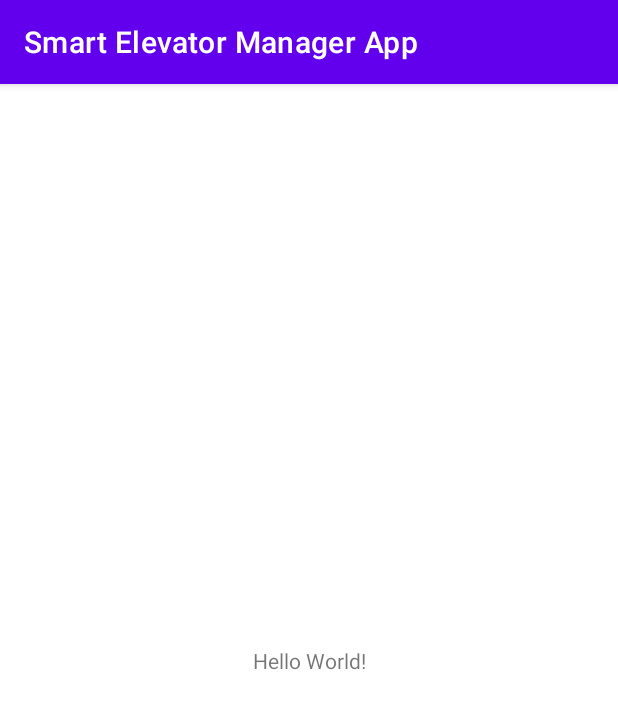
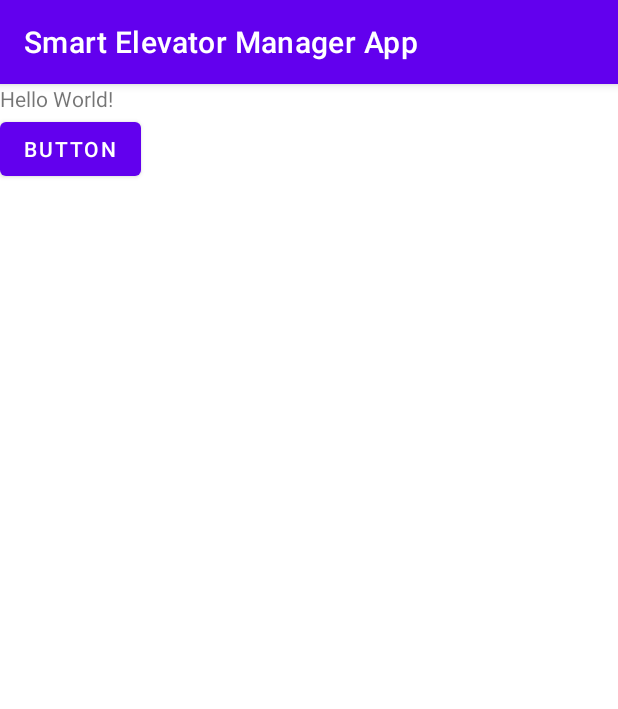
Before and after one commit to josephBG9/smartEleApp, an Android app: the screen it shows after launch (MainActivity), on a phone screen of 412 x 824 dp. Shown: the top 709 px of the screen. Run offline under Robolectric (Android 15) with nearby library versions, the phone set to English and light mode, and no system bars.

Commit message:
Network selection between wifi and mobile is not success. But for referencing, I commit this un-fully functional version.

```diff
--- a/app/build.gradle
+++ b/app/build.gradle
@@ -8,7 +8,7 @@ android {
 
     defaultConfig {
         applicationId "kr.ac.ut.smartelevator.app"
-        minSdkVersion 24
+        minSdkVersion 29
         targetSdkVersion 30
         versionCode 1
         versionName "1.0"
--- a/app/src/main/AndroidManifest.xml
+++ b/app/src/main/AndroidManifest.xml
@@ -3,12 +3,18 @@
     package="kr.ac.ut.smartelevator.app">
 
     <uses-permission android:name="android.permission.INTERNET"/>
+    <uses-permission android:name="android.permission.ACCESS_NETWORK_STATE" />
+    <uses-permission android:name="android.permission.ACCESS_WIFI_STATE"/>
+    <uses-permission android:name="android.permission.CHANGE_NETWORK_STATE"/>
+    <uses-permission android:name="android.permission.CHANGE_WIFI_STATE"/>
+
     <application
         android:allowBackup="true"
         android:icon="@mipmap/ic_launcher"
         android:label="@string/app_name"
         android:roundIcon="@mipmap/ic_launcher_round"
         android:supportsRtl="true"
+        android:usesCleartextTraffic="true"
         android:theme="@style/Theme.SmartElevatorManagerApp">
         <activity android:name=".MainActivity">
             <intent-filter>
--- a/app/src/main/java/kr/ac/ut/smartelevator/app/MainActivity.java
+++ b/app/src/main/java/kr/ac/ut/smartelevator/app/MainActivity.java
@@ -3,12 +3,20 @@ package kr.ac.ut.smartelevator.app;
 import androidx.appcompat.app.AppCompatActivity;
 import androidx.core.os.HandlerCompat;
 
+import android.content.Context;
+import android.net.ConnectivityManager;
+import android.net.Network;
+import android.net.NetworkInfo;
 import android.os.Bundle;
 import android.os.Handler;
 import android.os.Looper;
 import android.os.Message;
+import android.telephony.CarrierConfigManager;
 import android.util.Log;
+import android.view.View;
 
+import org.json.JSONArray;
+import org.json.JSONException;
 import org.json.JSONObject;
 
 import java.util.concurrent.ExecutorService;
@@ -18,25 +26,56 @@ import kr.ac.ut.smartelevator.common.HandlerCallback;
 import kr.ac.ut.smartelevator.sock.SockClient;
 
 public class  MainActivity extends AppCompatActivity implements HandlerCallback {
-
+    SockClient client;
     @Override
     protected void onCreate(Bundle savedInstanceState) {
         super.onCreate(savedInstanceState);
         setContentView(R.layout.activity_main);
 
+        ConnectivityManager connMgr = (ConnectivityManager)getSystemService(Context.CONNECTIVITY_SERVICE);
+
+        Log.i("ELEVATOR","App is started.");
+
         Handler handler = HandlerCompat.createAsync(Looper.getMainLooper());
         ExecutorService executorService = Executors.newFixedThreadPool(4);
-        SockClient client = new SockClient(executorService, handler, this);
+        client = new SockClient(executorService, handler, this, this);
         client.getElevatorErrorCode("192.168.5.5", 5000);
+        //client.getElevatorErrorCode("210.119.145.6", 80);
+/*
+        ConnectivityManager connMgr = (ConnectivityManager)getSystemService(Context.CONNECTIVITY_SERVICE);
+        for(Network network : connMgr.getAllNetworks()) {
+            NetworkInfo networkInfo = connMgr.getNetworkInfo(network);
+            if(networkInfo.getType() == ConnectivityManager.TYPE_MOBILE) {
+                Log.i("ELEVATOR","Mobile Netork Type : binding process to this network");
+                connMgr.bindProcessToNetwork(network);
+            }
+        } */
+
+
+
 
 
     }
 
     @Override
     public void handleMessage(Message msg) {
+        Log.i("ELEVATOR","Handler.....");
         if(msg.what == HandlerCallback.ELEVATOR_ERR_CODE) {
-            Log.i("ELEVATOR ERROR ", ((JSONObject)msg.obj).toString());
+            JSONObject obj = (JSONObject)msg.obj;
+            try {
+                JSONArray erlist = obj.getJSONArray("lift_err");
+                Log.i("ELEVATOR","N of Error Code in Array : " + erlist.length());
+            } catch (JSONException e) {
+                e.printStackTrace();
+            }
+
+            Log.i("ELEVATOR", ((JSONObject)msg.obj).toString());
         }
 
     }
+
+    public void onClick(View v) {
+        client.getElevatorErrorCode("192.168.5.5", 5000);
+        //client.getElevatorErrorCode("210.119.145.6", 80);
+    }
 }
--- a/app/src/main/java/kr/ac/ut/smartelevator/sock/SockClient.java
+++ b/app/src/main/java/kr/ac/ut/smartelevator/sock/SockClient.java
@@ -1,14 +1,26 @@
 package kr.ac.ut.smartelevator.sock;
 
+import android.content.Context;
+import android.net.ConnectivityManager;
+import android.net.LinkProperties;
+import android.net.Network;
+import android.net.NetworkCapabilities;
+import android.net.NetworkInfo;
+import android.net.NetworkRequest;
+import android.net.wifi.WifiManager;
 import android.os.Handler;
 import android.os.Message;
 import android.util.Log;
+
+import androidx.annotation.NonNull;
 
 import org.json.JSONArray;
 import org.json.JSONException;
 import org.json.JSONObject;
 
 import java.io.IOException;
+import java.net.InetSocketAddress;
+import java.net.NetworkInterface;
 import java.net.Socket;
 import java.nio.ByteBuffer;
 import java.nio.ByteOrder;
@@ -29,10 +41,58 @@ public class SockClient {
     private ExecutorService executorService;
     private HandlerCallback msgProc;
 
-    public SockClient(ExecutorService executorService, Handler handler, HandlerCallback proc) {
+    private boolean flag;
+    private ConnectivityManager connMgr;
+    private Object syncObj;
+    private WifiManager wifiManager;
+
+    public SockClient(ExecutorService executorService, Handler handler, HandlerCallback proc, Context context){ // }, ConnectivityManager conn) {
         this.executorService = executorService;
         this.handler = handler;
         msgProc = proc;
+
+       flag = false;
+       connMgr = (ConnectivityManager)context.getSystemService(Context.CONNECTIVITY_SERVICE);
+       syncObj = new Object();
+       wifiManager = (WifiManager)context.getSystemService(Context.WIFI_SERVICE);
+
+        NetworkRequest.Builder builder = new NetworkRequest.Builder();
+        connMgr.requestNetwork(builder.addTransportType(NetworkCapabilities.TRANSPORT_WIFI).build(),
+                new ConnectivityManager.NetworkCallback(){
+                    @Override
+                    public void onAvailable(@NonNull Network network) {
+                        super.onAvailable(network);
+                        Log.i("ELEVATOR","Wifi Network is available.");
+                        Log.i("ELEVATOR", "internet(wifi) connection : " + connMgr.isActiveNetworkMetered());
+                    }
+
+                    @Override
+                    public void onLost(@NonNull Network network) {
+                        super.onLost(network);
+                        Log.i("ELEVATOR","Wifi Network is unavailable.");
+                        //connMgr.unregisterNetworkCallback(this);
+                    }
+                });
+
+        NetworkRequest.Builder cbuilder = new NetworkRequest.Builder();
+        connMgr.requestNetwork(cbuilder.addTransportType(NetworkCapabilities.TRANSPORT_CELLULAR).build(),
+                new ConnectivityManager.NetworkCallback(){
+                    @Override
+                    public void onAvailable(@NonNull Network network) {
+                        super.onAvailable(network);
+                        Log.i("ELEVATOR","Cellular Network is available.");
+                        Log.i("ELEVATOR", "internet(cellular) connection : " + connMgr.isActiveNetworkMetered());
+                    }
+
+                    @Override
+                    public void onLost(@NonNull Network network) {
+                        super.onLost(network);
+                        Log.i("ELEVATOR","Cellular Network is unavailable.");
+                        //connMgr.unregisterNetworkCallback(this);
+                    }
+                });
+
+
     }
 
     public String getErrorDate(byte[] packet, int idx) {
@@ -65,6 +125,10 @@ public class SockClient {
         executorService.execute(new Runnable() {
             @Override
             public void run() {
+
+                Network mobileNetwork = null;
+                Socket csocket = null;
+
                 byte[] reqData = { (byte) 0xA5, (byte) 0x5A, (byte) 0x09, (byte) 0x00,
                         (byte) 0x21, (byte)0x18, (byte)0x0B, (byte) 0x0D, (byte) 0x0A };
                 byte[] resData = new byte[1024];
@@ -78,8 +142,93 @@ public class SockClient {
                     Log.i("SOCKET", "JSONObject put() array error : " + e);
                 }
 
+                if(!flag) {
+                    flag = true;
+                    Log.i("ELEVATOR", "WIFI Network is used.");
+
+
+
+                }
+                else {
+                    flag = false;
+                    for(Network network : connMgr.getAllNetworks()) {
+
+                        Log.i("ELEVATOR","Network Type : " + connMgr.getNetworkCapabilities(network).toString());
+
+                        if(connMgr.getNetworkCapabilities(network).hasTransport(NetworkCapabilities.TRANSPORT_CELLULAR)) {
+                            Log.i("ELEVATOR","Mobile Network Type : binding process to this network");
+
+                            try {
+                                //csocket = network.getSocketFactory().createSocket(ipaddr, port);
+                                connMgr.bindProcessToNetwork(network); // for bindProcessToNetwork()
+                                Log.i("ELEVATOR","IPADDR : " + ipaddr + "\tPort : " + port);
+                                InetSocketAddress inetSocketAddress = new InetSocketAddress(ipaddr, port);
+                                csocket = new Socket(ipaddr, port);// for bindProcessToNetwork()
+                                // csocket = new Socket();
+                                csocket.connect(inetSocketAddress, 10000);
+
+                                Log.i("ELEVATOR","new socket : " + csocket);
+
+
+
+                            } catch (IOException e) {
+                                Log.i("ELEVATOR","getSocketFactory() Error : " + e.toString());
+                                e.printStackTrace();
+                                csocket = null;
+                            }
+                            break;
+                        }
+
+                        //NetworkInfo info = connMgr.getNetworkInfo(network);
+                        //if(info.getType() == ConnectivityManager.TYPE_MOBILE) {
+                        //    Log.i("ELEVATOR","Mobile Netork Type : binding process to this network");
+
+                        //    NetworkRequest.Builder builder = new NetworkRequest.Builder();
+                        //    builder.addTransportType(NetworkCapabilities.TRANSPORT_CELLULAR);
+
+                            //Log.i("ELEVATOR", "WIFI disabled");
+                            //wifiManager.setWifiEnabled(false);
+
+                            //connMgr.requestNetwork(builder.build(), new ConnectivityManager.NetworkCallback(){
+                            //    @Override
+                            //    public void onAvailable(@NonNull Network network) {
+                            //        super.onAvailable(network);
+                            //        connMgr.bindProcessToNetwork(network);
+
+
+                            //        synchronized (syncObj) {
+                            //            syncObj.notify();
+                            //        }
+                            //        connMgr.unregisterNetworkCallback(this);
+                            //    }
+                            //} );
+
+                            //mobileNetwork = network;
+                            //try {
+                            //    Log.i("ELEVATOR","Wait until network is available.");
+                            //    synchronized (syncObj) {
+                            //        syncObj.wait();
+                            //    }
+                            //    Log.i("ELEVATOR","awaked.");
+                            //} catch (InterruptedException e) {
+                            //    e.printStackTrace();
+                            //}
+                            //break;
+                       // }
+                    }
+                }
+
+
                 try {
-                    client = new Socket(ipaddr, port);
+                    Log.i("ELEVATOR","Connection request..."  );
+                    if(csocket == null) {
+                        Log.i("ELEVATOR","Original socket creation.");
+                        client = new Socket(ipaddr, port);
+                    }
+                    else {
+                        Log.i("ELEVATOR", "New socket");
+                        client = csocket;
+                    }
 
                     client.getOutputStream().write(reqData);
                     client.getOutputStream().flush();
@@ -96,12 +245,18 @@ public class SockClient {
                             // 여기는 추가적으로 오류 검사를 할 수 있어야 함.
                             readBytes += client.getInputStream().read(resData);
                         }
-                        if(resData[SockClient.ERROR_COUNT] == 0)
+
+                        if(resData[SockClient.ERROR_COUNT] == 0) {
+                            // 현재는 마지막 패킷은 오류 코드의 수가 125보다 적은 경우
+                            // 하지만, 마지막 패킷에 오류 코드가 125개인 경우 마지막인지를 알 수 없음.
+                            // 따라서, 이 경우 오류 코드의 수가 0인 패킷을 보낸다고 가정하고 작업.
+                            // 향후 협의가 필요함.
                             break;
+                        }
 
                         jsonObject.put("lift_id", getElevatorID(resData));
                         Log.i("ELEVATOR","n of Code : " + resData[SockClient.ERROR_COUNT]);
-                        Log.i("ELEVATOR", "*************************************");
+                        // Log.i("ELEVATOR", "*************************************");
                         for(int j=0; j<resData[SockClient.ERROR_COUNT]; j++) {
                             errData = new JSONObject();
                             errData.put("date", getErrorDate(resData, j));
@@ -112,7 +267,14 @@ public class SockClient {
                             jsonArray.put(errData);
                         }
 
+                        Log.i("ELELVATOR", "N of Error Data in Array : " + jsonArray.length());
+
+                        if(resData[SockClient.ERROR_COUNT] < 125)
+                            break;
                     }
+                    if(client != null)
+                        client.close();
+                    connMgr.bindProcessToNetwork(null);
 
                     Message msg = new Message();
                     msg.what = HandlerCallback.ELEVATOR_ERR_CODE;
@@ -124,17 +286,17 @@ public class SockClient {
                         }
                     });
 
+                    Log.i("ELEVATOR","Done - reading error code");
+
                 } catch (IOException e) {
                     client = null;
-                    Log.i("SOCKET", "Socket Proc. error! : " + e);
+                    Log.i("ELEVATOR", "Socket Proc. error! : " + e);
                 } catch (JSONException e) {
-                    Log.i("SOCKET", "JSONObject put() error : " + e);
+                    Log.i("ELEVATOR", "JSONObject put() error : " + e);
                 }
 
             }
         });
-
-
     }
 
 }
--- a/app/src/main/res/layout/activity_main.xml
+++ b/app/src/main/res/layout/activity_main.xml
@@ -1,18 +1,22 @@
 <?xml version="1.0" encoding="utf-8"?>
-<androidx.constraintlayout.widget.ConstraintLayout xmlns:android="http://schemas.android.com/apk/res/android"
+<LinearLayout xmlns:android="http://schemas.android.com/apk/res/android"
     xmlns:app="http://schemas.android.com/apk/res-auto"
     xmlns:tools="http://schemas.android.com/tools"
     android:layout_width="match_parent"
     android:layout_height="match_parent"
+    android:orientation="vertical"
     tools:context=".MainActivity">
 
     <TextView
         android:layout_width="wrap_content"
         android:layout_height="wrap_content"
-        android:text="Hello World!"
-        app:layout_constraintBottom_toBottomOf="parent"
-        app:layout_constraintLeft_toLeftOf="parent"
-        app:layout_constraintRight_toRightOf="parent"
-        app:layout_constraintTop_toTopOf="parent" />
+        android:text="Hello World!" />
 
-</androidx.constraintlayout.widget.ConstraintLayout>
+    <Button
+        android:id="@+id/button"
+        android:layout_width="wrap_content"
+        android:layout_height="wrap_content"
+        android:onClick="onClick"
+        android:text="Button" />
+
+</LinearLayout>
```
